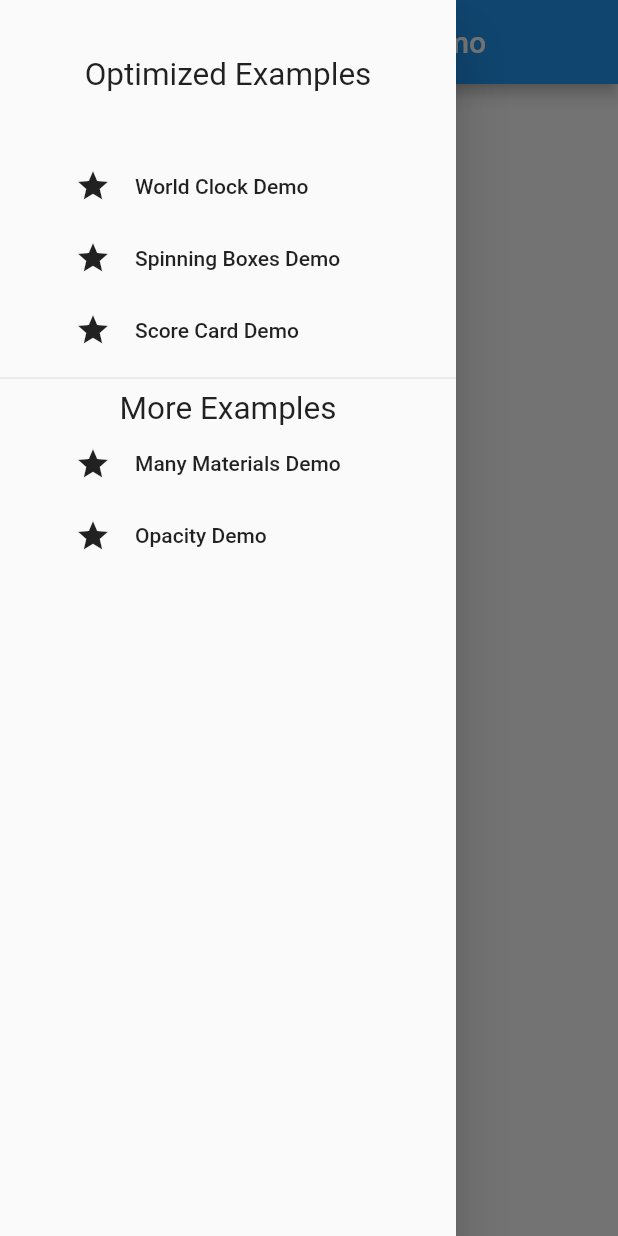
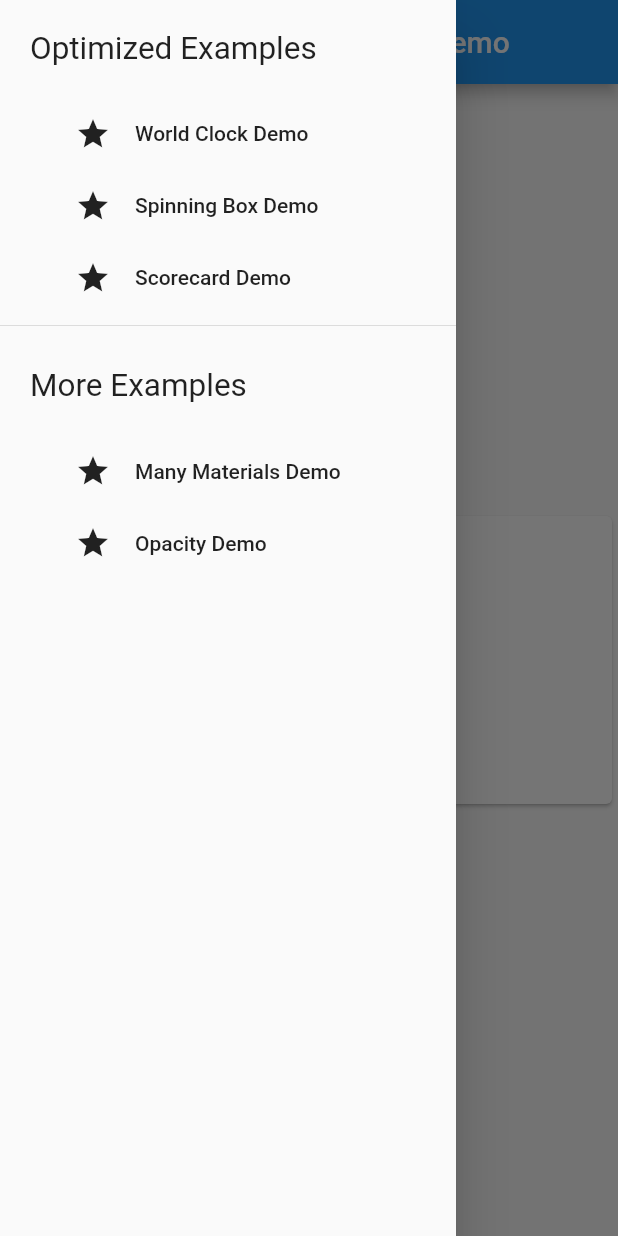
Before and after one commit to InMatrix/perf_diagnosis_demo, a Flutter app: the screen it shows after launch, with the side drawer open, on a phone screen of 412 x 824 dp. Run offline on Flutter 3.47's test engine with Material 2 defaults, Android fonts, the phone set to English and light mode, and no system bars.

Commit message:
Rename files and classes to hide hints

```diff
--- a/lib/drawer.dart
+++ b/lib/drawer.dart
@@ -1,10 +1,10 @@
 import 'package:flutter/material.dart';
+import 'package:perf_diagnosis_demo/optimized/spinning_box_fix.dart';
 
-import 'animate_opacity_fix.dart';
-import 'animated_builder_fix.dart';
-import 'clock_fix.dart';
 import 'many_materials_demo.dart';
 import 'opacity_demo.dart';
+import 'optimized/clock_fix.dart';
+import 'optimized/scorecard_fix.dart';
 
 class MyDrawer extends StatelessWidget {
   @override
@@ -12,9 +12,10 @@ class MyDrawer extends StatelessWidget {
     return Drawer(
       child: Column(
         children: <Widget>[
-          Container(
-            height: 100.0,
-            child: Center(
+          Align(
+            alignment: Alignment.centerLeft,
+            child: Padding(
+              padding: const EdgeInsets.all(20.0),
               child: new Text(
                 'Optimized Examples',
                 style: DefaultTextStyle.of(context)
@@ -24,13 +25,20 @@ class MyDrawer extends StatelessWidget {
             ),
           ),
           _makeDemoEntry(context, "World Clock Demo", ClockFix()),
-          _makeDemoEntry(context, "Spinning Boxes Demo", AnimatedBuilderFix()),
-          _makeDemoEntry(context, "Score Card Demo", AnimateOpacityFix()),
+          _makeDemoEntry(context, "Spinning Box Demo", SpinningBoxFix()),
+          _makeDemoEntry(context, "Scorecard Demo", ScorecardFix()),
           Divider(),
-          new Text(
-            'More Examples',
-            style:
-                DefaultTextStyle.of(context).style.apply(fontSizeFactor: 1.5),
+          Align(
+            alignment: Alignment.centerLeft,
+            child: Padding(
+              padding: const EdgeInsets.all(20.0),
+              child: new Text(
+                'More Examples',
+                style: DefaultTextStyle.of(context)
+                    .style
+                    .apply(fontSizeFactor: 1.5),
+              ),
+            ),
           ),
           _makeDemoEntry(context, "Many Materials Demo", ManyMaterialsDemo()),
           _makeDemoEntry(context, "Opacity Demo", OpacityDemo1()),
--- a/lib/main.dart
+++ b/lib/main.dart
@@ -1,11 +1,11 @@
 import 'package:flutter/material.dart';
 import 'package:flutter/rendering.dart';
 
-import 'animate_opacity_demo.dart';
-import 'animated_builder_demo.dart';
 import 'clock_demo.dart';
 import 'drawer.dart';
 import 'list_demo.dart';
+import 'scorecard_demo.dart';
+import 'spinning_box_demo.dart';
 
 void main() {
   debugProfileBuildsEnabled = true; // This flag will work in debug mode only.
@@ -27,7 +27,7 @@ class MyApp extends StatelessWidget {
           theme: new ThemeData(
             primarySwatch: Colors.blue,
           ),
-          home: new MyHomePage(title: 'Flutter Perf Diagnosis Demo'),
+          home: new MyHomePage(title: 'Performance Diagnosis Demo'),
         ),
 //        new PerformanceOverlay.allEnabled(
 //          checkerboardOffscreenLayers: true,
@@ -55,15 +55,17 @@ class _MyHomePageState extends State<MyHomePage> {
       ),
       drawer: MyDrawer(),
       body: new Center(
+        child: Card(
           child: new Column(
+            mainAxisSize: MainAxisSize.min,
             mainAxisAlignment: MainAxisAlignment.center,
             children: <Widget>[
               makeDemoEntry(context, "Clock Demo", ClockDemo()),
               makeDemoEntry(context, "List Demo", ListDemo()),
-            makeDemoEntry(
-                context, "Spinning Boxes Demo", AnimatedBuilderDemo()),
-            makeDemoEntry(context, "Score Card Demo", AnimateOpacityDemo()),
+              makeDemoEntry(context, "Spinning Boxes Demo", SpinningBoxDemo()),
+              makeDemoEntry(context, "Scorecard Demo", ScorecardDemo()),
             ],
+          ),
         ),
       ),
     );
--- a/lib/clock_fix.dart
+++ b/lib/optimized/clock_fix.dart
@@ -12,7 +12,7 @@ class _ClockDemoState extends State<ClockFix> {
   Widget build(BuildContext context) {
     return Scaffold(
       appBar: AppBar(
-        title: Text("Clock Demo"),
+        title: Text("World Clock Optimized"),
       ),
       body: Column(
         mainAxisAlignment: MainAxisAlignment.center,
--- a/lib/animated_builder_fix.dart
+++ b/lib/optimized/spinning_box_fix.dart
@@ -3,14 +3,14 @@
 
 import 'package:flutter/material.dart';
 
-import 'color_list.dart';
+import '../color_list.dart';
 
-class AnimatedBuilderFix extends StatelessWidget {
+class SpinningBoxFix extends StatelessWidget {
   @override
   Widget build(BuildContext context) {
     return Scaffold(
       appBar: AppBar(
-        title: Text("Animated Builder Fix"),
+        title: Text("Spinning Box Optimized"),
       ),
       body: Center(
         child: new GridView.count(
--- a/lib/animated_builder_demo.dart
+++ b/lib/spinning_box_demo.dart
@@ -3,16 +3,18 @@
 // than using AnimatedOpacity or FadeTransition, because everything underneath
 // each Opacity will get rebuilt in each frame of thea animation.
 
+import 'dart:math';
+
 import 'package:flutter/material.dart';
-import 'dart:math';
+
 import 'color_list.dart';
 
-class AnimatedBuilderDemo extends StatelessWidget {
+class SpinningBoxDemo extends StatelessWidget {
   @override
   Widget build(BuildContext context) {
     return Scaffold(
       appBar: AppBar(
-        title: Text("Animated Builder Demo"),
+        title: Text("Spinning Box Demo"),
       ),
       body: Center(
         child: new GridView.count(
```
Also changed, not shown: lib/optimized/scorecard_fix.dart (renamed from lib/animate_opacity_fix.dart, +6 -6 lines), lib/scorecard_demo.dart (renamed from lib/animate_opacity_demo.dart, +4 -4 lines). Lines whose indentation alone changed are shown as unchanged.
